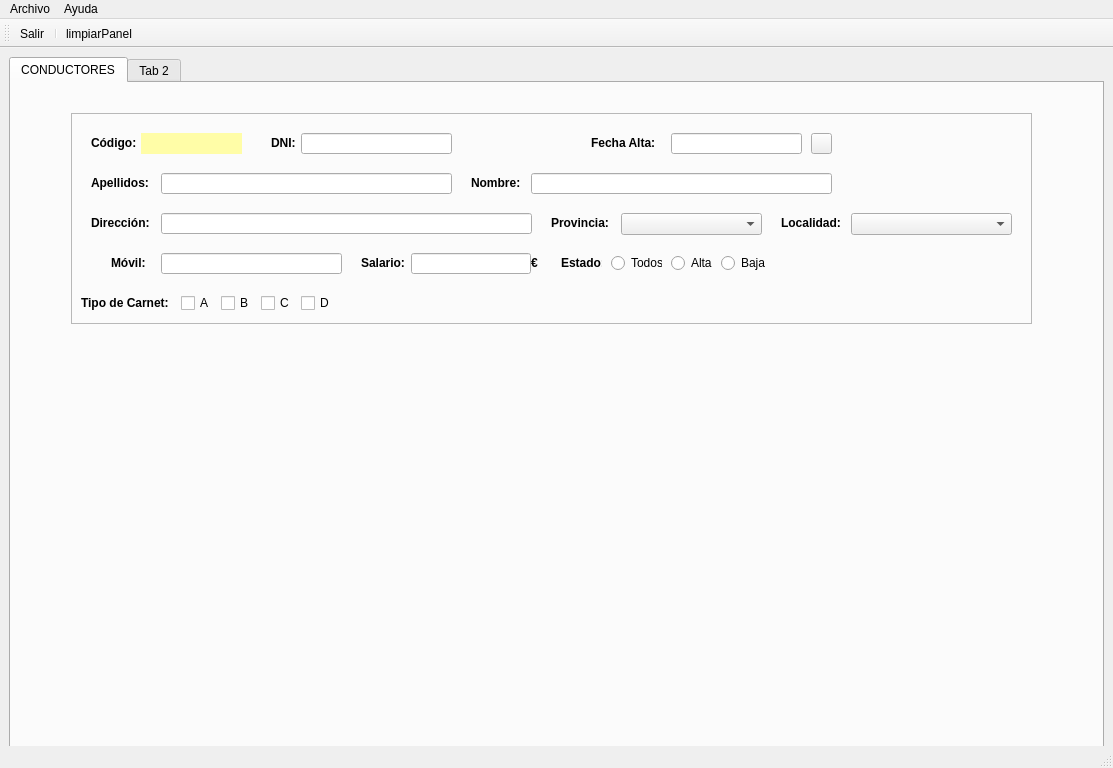
The window that TEMA 1/mainWindow.ui (braisdp6/2DAM_DI) describes before a commit, drawn with Qt 5.
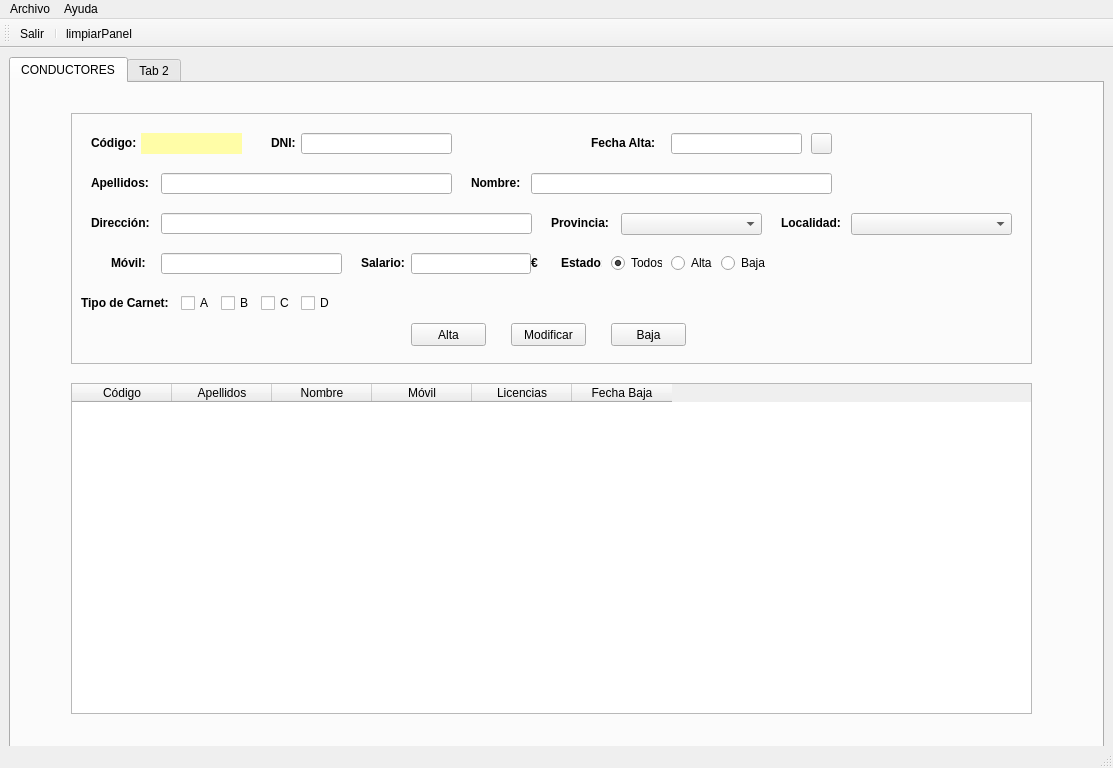
The same window after the commit. Icons and pictures are not drawn.

```diff
--- a/TEMA 1/mainWindow.ui
+++ b/TEMA 1/mainWindow.ui
@@ -38,7 +38,7 @@
   <widget class="QWidget" name="centralwidget">
    <layout class="QGridLayout" name="gridLayout">
     <item row="0" column="0">
-     <widget class="QTabWidget" name="tabDrivers">
+     <widget class="QTabWidget" name="panelPrincipal">
       <property name="minimumSize">
        <size>
         <width>980</width>
@@ -48,7 +48,7 @@
       <property name="currentIndex">
        <number>0</number>
       </property>
-      <widget class="QWidget" name="tabConductores">
+      <widget class="QWidget" name="panelDrivers">
        <attribute name="title">
         <string>CONDUCTORES</string>
        </attribute>
@@ -58,7 +58,7 @@
           <x>60</x>
           <y>30</y>
           <width>961</width>
-          <height>211</height>
+          <height>251</height>
          </rect>
         </property>
         <property name="frameShape">
@@ -712,6 +712,12 @@
          <property name="text">
           <string>Todos</string>
          </property>
+         <property name="checked">
+          <bool>true</bool>
+         </property>
+         <attribute name="buttonGroup">
+          <string notr="true">buttonGroup</string>
+         </attribute>
         </widget>
         <widget class="QRadioButton" name="rbtBaja">
          <property name="geometry">
@@ -751,6 +757,85 @@
           <string>Alta</string>
          </property>
         </widget>
+        <widget class="QPushButton" name="btnAltaDriver">
+         <property name="geometry">
+          <rect>
+           <x>340</x>
+           <y>210</y>
+           <width>75</width>
+           <height>23</height>
+          </rect>
+         </property>
+         <property name="text">
+          <string>Alta</string>
+         </property>
+        </widget>
+        <widget class="QPushButton" name="btnModificarDriver">
+         <property name="geometry">
+          <rect>
+           <x>440</x>
+           <y>210</y>
+           <width>75</width>
+           <height>23</height>
+          </rect>
+         </property>
+         <property name="text">
+          <string>Modificar</string>
+         </property>
+        </widget>
+        <widget class="QPushButton" name="btnBajaDriver">
+         <property name="geometry">
+          <rect>
+           <x>540</x>
+           <y>210</y>
+           <width>75</width>
+           <height>23</height>
+          </rect>
+         </property>
+         <property name="text">
+          <string>Baja</string>
+         </property>
+        </widget>
+       </widget>
+       <widget class="QTableWidget" name="tabDrivers">
+        <property name="geometry">
+         <rect>
+          <x>60</x>
+          <y>300</y>
+          <width>961</width>
+          <height>331</height>
+         </rect>
+        </property>
+        <column>
+         <property name="text">
+          <string>Código</string>
+         </property>
+        </column>
+        <column>
+         <property name="text">
+          <string>Apellidos</string>
+         </property>
+        </column>
+        <column>
+         <property name="text">
+          <string>Nombre</string>
+         </property>
+        </column>
+        <column>
+         <property name="text">
+          <string>Móvil</string>
+         </property>
+        </column>
+        <column>
+         <property name="text">
+          <string>Licencias</string>
+         </property>
+        </column>
+        <column>
+         <property name="text">
+          <string>Fecha Baja</string>
+         </property>
+        </column>
        </widget>
       </widget>
       <widget class="QWidget" name="tab_2">
```
Left out of the diff: 11 changed lines with no effect on the pictures.
